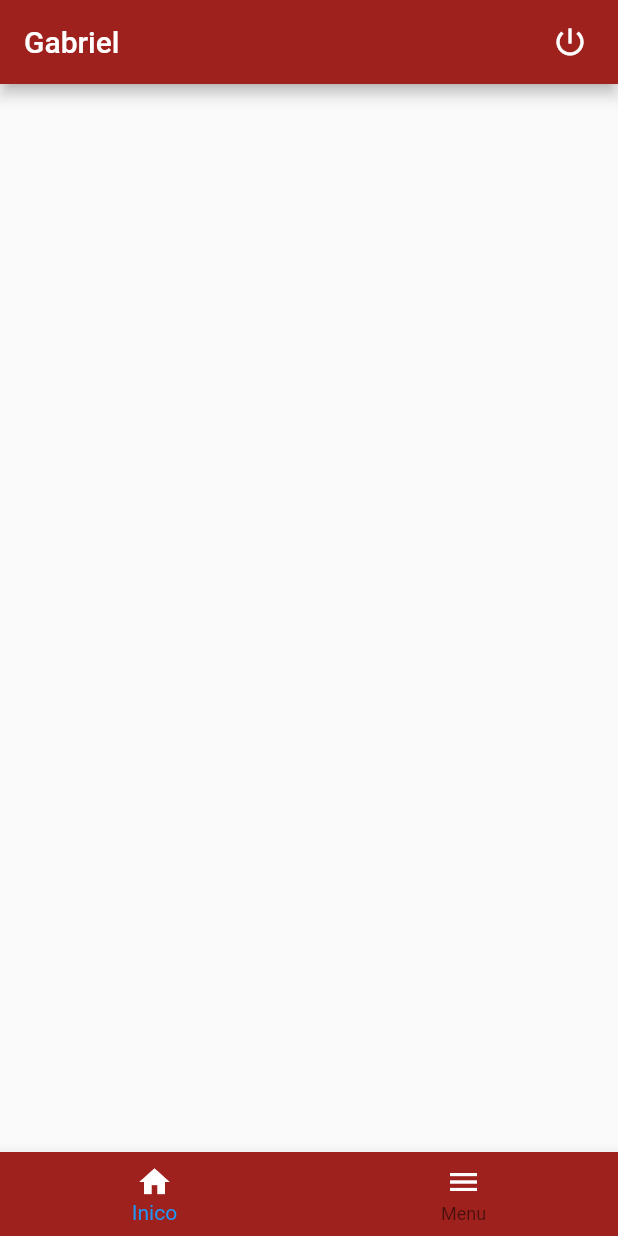
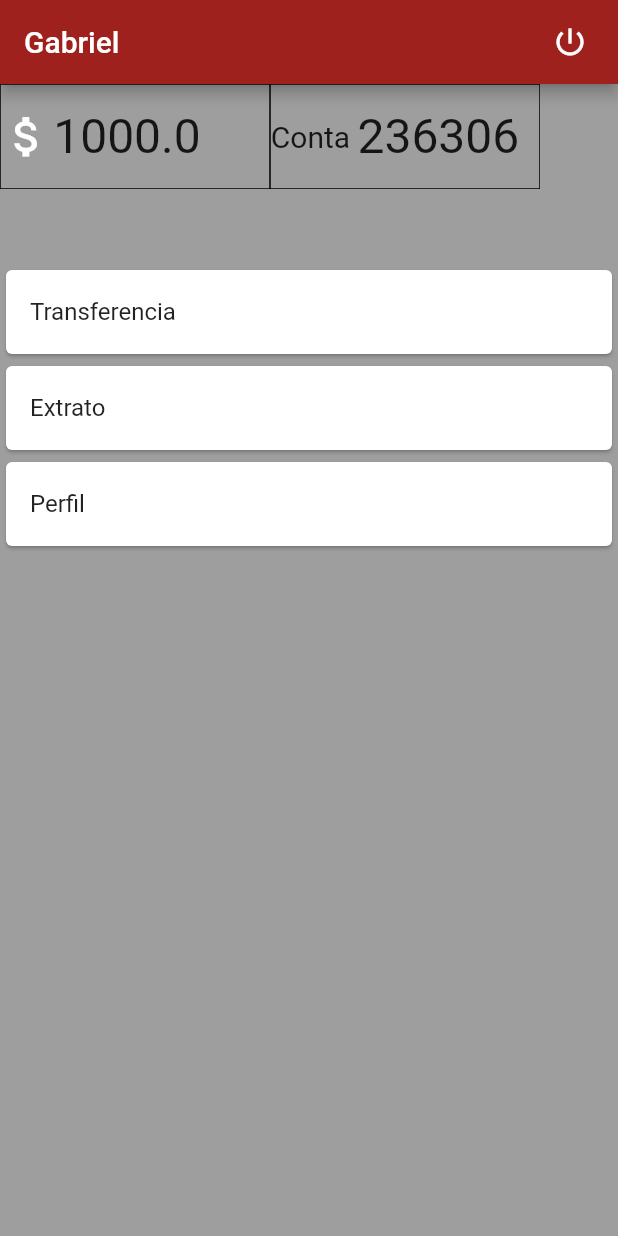
Before and after one commit to Faustinok/flutter, a Flutter app: the screen it shows after launch, on a phone screen of 412 x 824 dp. Run offline on Flutter 3.47's test engine with Material 2 defaults, Android fonts, the phone set to English and light mode, and no system bars; our stand-ins replace sqflite; accounts and stored records are empty.

Commit message:
Criação do menu e da tela de transferencia1.dart

```diff
--- a/Alfa/unibanc/unibanc/lib/ui/home.dart
+++ b/Alfa/unibanc/unibanc/lib/ui/home.dart
@@ -4,20 +4,18 @@ import 'package:unibanc/user/user.dart';
 import 'login.dart';
 
 class Home extends StatelessWidget {
+
   User user;
   Home(this.user);
-  int _selectedIndex =0;
 
-void _onItemTapped(int index) {
-
-    _selectedIndex = index;
-    print("index $_selectedIndex");
-  }
   @override
   Widget build(BuildContext context) {
+      double _height =MediaQuery.of(context).size.height;
+  double _width =MediaQuery.of(context).size.width;
     return Scaffold(
+        backgroundColor: Colors.grey,
         appBar: AppBar(
-        backgroundColor:Color.fromRGBO(159, 33, 29, 1.0),
+          backgroundColor: Color.fromRGBO(159, 33, 29, 1.0),
           title: Text(user.nome),
           actions: <Widget>[
             Padding(
@@ -32,22 +30,70 @@ void _onItemTapped(int index) {
             )
           ],
         ),
-      bottomNavigationBar: BottomNavigationBar(
-        backgroundColor: Color.fromRGBO(159, 33, 29, 1.0),
-        items: const <BottomNavigationBarItem> [
-          BottomNavigationBarItem(
-            icon: Icon(Icons.home,color:Colors.white ),
-            title: Text("Inico",style: TextStyle(color: Colors.white),),
-            backgroundColor: Colors.white,
+        body:
+        Column(
+          children: <Widget>[
+            Row(
+              children: <Widget>[
+                Container(
+                  height: 70,
+                  width: 180,
+                  decoration: BoxDecoration(
+
+                    border: Border.all(
+                      color: Colors.black,
+                      width: 0.5,
                     ),
-          BottomNavigationBarItem(
-            icon: Icon(Icons.menu,color:Colors.white ,),
-            title: Text("Menu",style: TextStyle(color: Colors.white),),
+                  ),
+                  child: Row(
+                    crossAxisAlignment: CrossAxisAlignment.center,
+                    children: <Widget>[
+                      Icon(Icons.attach_money, color: Colors.white,size: 35,),
+                      Text(user.debito.toString(), style: TextStyle(fontSize: 32),)
+                    ],
                   )
+                ),
+                 Container(
+                  height: 70,
+                  width: 180,
+                  decoration: BoxDecoration(
+
+                    border: Border.all(
+                      color: Colors.black,
+                      width: 0.5,
+                    ),
+                  ),
+                  child: Row(
+                    crossAxisAlignment: CrossAxisAlignment.center,
+                    children: <Widget>[
+                      Text("Conta ", style: TextStyle(fontSize: 20),),
+                      Text(user.conta.toString(), style: TextStyle(fontSize: 32),)
                     ],
-        currentIndex:_selectedIndex,
-        onTap: _onItemTapped,
+                  )
                 ),
+              ],
+            ),
+            Padding(
+              padding: EdgeInsets.only(top:50),
+              child: Card(
+                  child:ListTile(
+                    title: Text("Transferencia"),
+                  ),
+                  ),
+
+              ),
+               Card(
+                  child:ListTile(
+                    title: Text("Extrato"),
+                  ),
+                  ),
+               Card(
+                  child:ListTile(
+                    title: Text("Perfil"),
+                  ),
+                  ),
+          ],
+        )
 
         );
   }
```
Lines whose indentation alone changed are shown as unchanged.
